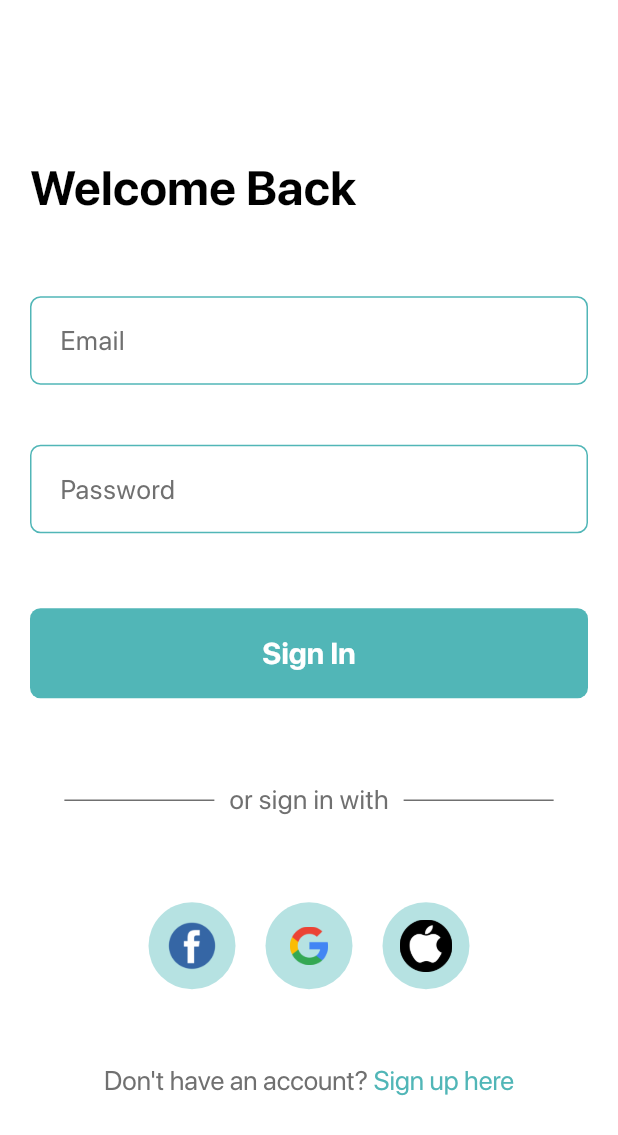
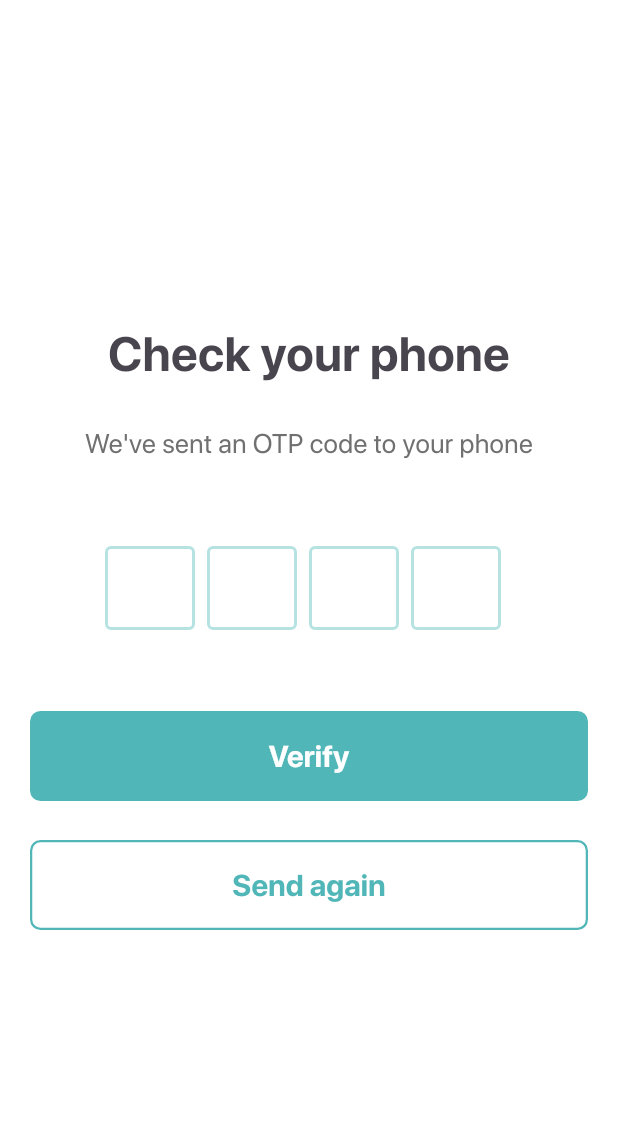
Before and after one commit to nalugala-vc/resumate, a Flutter app: the screen it shows after launch, on a phone screen of 412 x 824 dp. Shown: the top 1135 px of the screen. Run offline on Flutter 3.47's test engine with Material 3 defaults, Android fonts, the phone set to English and light mode, and no system bars; drawn by our look-alikes of flutter_otp_text_field; our stand-ins replace get; project files that could hold a hidden picture were left out.

Commit message:
Auth and onboarding screens UI done

```diff
--- a/resumate_flutter/lib/core/widgets/rounded_button.dart
+++ b/resumate_flutter/lib/core/widgets/rounded_button.dart
@@ -5,11 +5,18 @@ import 'package:resumate_flutter/core/theme/app_pallette.dart';
 class RoundedButton extends StatelessWidget {
   final String label;
   final VoidCallback onTap;
+  final Color backgroundColor;
+  final Color borderColor;
+  final Color textColor;
+
   final bool isLoading;
 
   const RoundedButton({
     super.key,
     required this.label,
+    this.textColor = AppPallete.whiteColor,
+    this.backgroundColor = AppPallete.primary400,
+    this.borderColor = AppPallete.primary400,
     required this.onTap,
     this.isLoading = false,
   });
@@ -21,7 +28,8 @@ class RoundedButton extends StatelessWidget {
       width: double.maxFinite,
       decoration: BoxDecoration(
         borderRadius: BorderRadius.circular(7),
-        color: AppPallete.primary400,
+        border: Border.all(color: borderColor, width: 1.5),
+        color: backgroundColor,
       ),
       child: ElevatedButton(
         onPressed: isLoading ? null : onTap,
@@ -40,11 +48,7 @@ class RoundedButton extends StatelessWidget {
                     valueColor: AlwaysStoppedAnimation<Color>(Colors.white),
                   ),
                 )
-                : SfProDisplay(
-                  fontSize: 20,
-                  text: label,
-                  textColor: AppPallete.whiteColor,
-                ),
+                : SfProDisplay(fontSize: 20, text: label, textColor: textColor),
       ),
     );
   }
--- /dev/null
+++ b/resumate_flutter/lib/features/auth/view/otp.dart
@@ -0,0 +1,83 @@
+import 'package:flutter/material.dart';
+import 'package:flutter_otp_text_field/flutter_otp_text_field.dart';
+import 'package:resumate_flutter/core/fonts/sf_pro_display.dart';
+import 'package:resumate_flutter/core/spacers/spacers.dart';
+import 'package:resumate_flutter/core/theme/app_pallette.dart';
+import 'package:resumate_flutter/core/widgets/rounded_button.dart';
+
+class OTP extends StatefulWidget {
+  const OTP({super.key});
+
+  @override
+  State<OTP> createState() => _OTPState();
+}
+
+class _OTPState extends State<OTP> {
+  var otp;
+  @override
+  @override
+  Widget build(BuildContext context) {
+    return Scaffold(
+      body: SafeArea(
+        child: Center(
+          child: Padding(
+            padding: const EdgeInsets.symmetric(horizontal: 20),
+            child: Column(
+              mainAxisSize: MainAxisSize.min, // 👈 ensures vertical centering
+              crossAxisAlignment: CrossAxisAlignment.center,
+              children: [
+                SfProDisplay(
+                  text: 'Check your phone',
+                  fontSize: 32,
+                  fontWeight: FontWeight.w800,
+                  textAlignment: TextAlign.center,
+                ),
+                spaceH10,
+                SfProDisplay(
+                  text: 'We\'ve sent an OTP code to your phone',
+                  fontSize: 18,
+                  fontWeight: FontWeight.normal,
+                  textColor: AppPallete.greyColor,
+                  textAlignment: TextAlign.center,
+                ),
+                spaceH50,
+                OtpTextField(
+                  numberOfFields: 4,
+                  enabledBorderColor: AppPallete.primary200,
+                  fieldWidth: 60,
+                  fieldHeight: 60,
+                  focusedBorderColor: AppPallete.primary400,
+                  borderColor: AppPallete.primary400,
+                  showFieldAsBox: true,
+                  onCodeChanged: (String code) {
+                    otp = code;
+                  },
+                  onSubmit: (String verificationCode) {
+                    showDialog(
+                      context: context,
+                      builder: (context) {
+                        return AlertDialog(
+                          title: const Text("Verification Code"),
+                          content: Text('Code entered is $verificationCode'),
+                        );
+                      },
+                    );
+                  },
+                ),
+                spaceH50,
+                RoundedButton(label: 'Verify', onTap: () {}),
+                spaceH25,
+                RoundedButton(
+                  label: 'Send again',
+                  backgroundColor: Theme.of(context).scaffoldBackgroundColor,
+                  textColor: AppPallete.primary400,
+                  onTap: () {},
+                ),
+              ],
+            ),
+          ),
+        ),
+      ),
+    );
+  }
+}
--- a/resumate_flutter/lib/main.dart
+++ b/resumate_flutter/lib/main.dart
@@ -3,6 +3,7 @@
 import 'package:resumate_flutter/core/theme/app_theme.dart';
 import 'package:resumate_flutter/core/widgets/splash_screen.dart';
 import 'package:resumate_flutter/features/auth/view/onboarding.dart';
+import 'package:resumate_flutter/features/auth/view/otp.dart';
 import 'package:resumate_flutter/features/auth/view/sign_in.dart';
 import 'package:resumate_flutter/features/auth/view/sign_up.dart';
 
@@ -19,7 +20,7 @@
       debugShowCheckedModeBanner: false,
       title: 'Flutter Demo',
       theme: AppTheme.lightMode,
-      home: const SignIn(),
+      home: const OTP(),
     );
   }
 }
--- a/resumate_flutter/pubspec.yaml
+++ b/resumate_flutter/pubspec.yaml
@@ -36,6 +36,7 @@ dependencies:
   cupertino_icons: ^1.0.8
   get: ^4.6.6
   heroicons: ^0.11.0
+  flutter_otp_text_field: ^1.1.0+2
 
 dev_dependencies:
   flutter_test:
```
Also changed, not shown: resumate_flutter/pubspec.lock.
